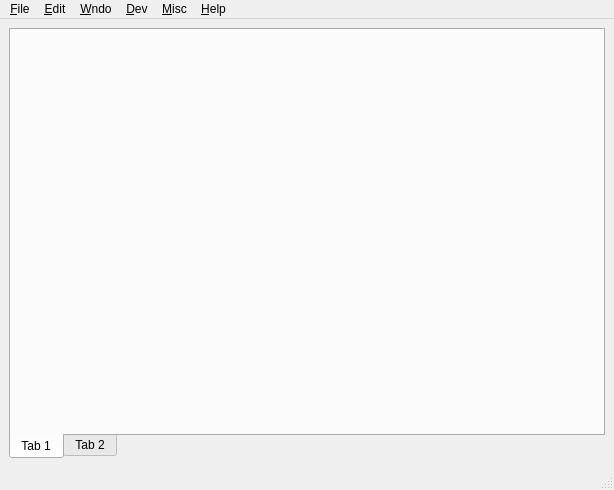
The window that mainwindow.ui (envsh/fedimqt) describes before a commit, drawn with Qt 5.
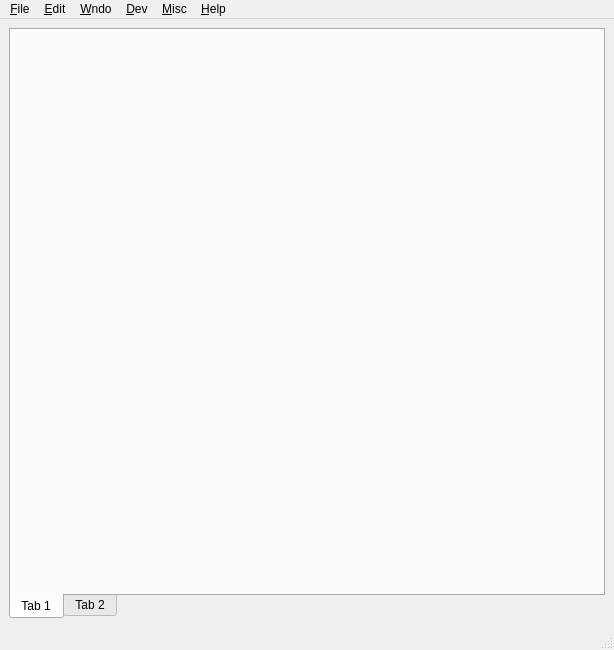
The same window after the commit. Icons and pictures are not drawn.

The edit to the form file:
```diff
--- a/mainwindow.ui
+++ b/mainwindow.ui
@@ -7,7 +7,7 @@
     <x>0</x>
     <y>0</y>
     <width>614</width>
-    <height>490</height>
+    <height>650</height>
    </rect>
   </property>
   <property name="windowTitle">
```
Left out of the diff: 161 changed lines with no effect on the pictures.
